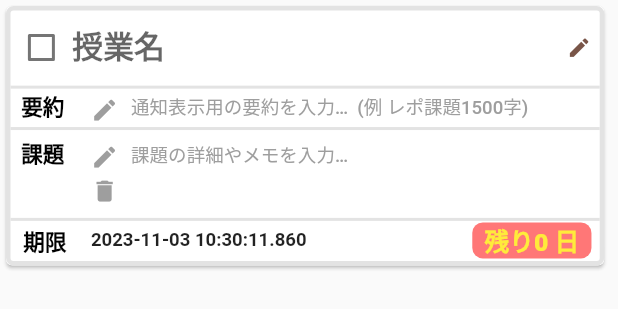
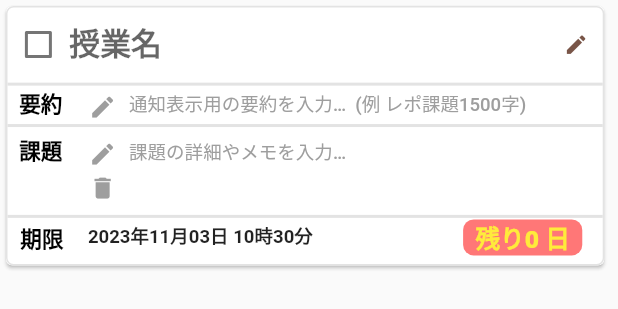
Before and after one commit to aozora-asu/wasedule, a Flutter app: the DataCard widget shown alone on an empty page, opened directly with empty values, on a phone screen of 412 x 824 dp. Shown: the top 309 px of the screen. Run offline on Flutter 3.47's test engine with Material 2 defaults, Android fonts, the light colour scheme and no system bars; our stand-ins replace google_fonts, sqflite, table_calendar; accounts and stored records are empty; network calls fail.

Commit message:
dtEndの文字列の加工、その他。

```diff
--- a/lib/frontend/screens/pages/task_page.dart
+++ b/lib/frontend/screens/pages/task_page.dart
@@ -6,6 +6,7 @@ import 'package:intl/date_symbol_data_local.dart';
 import 'package:table_calendar/table_calendar.dart';
 import 'package:flutter/widgets.dart';
 import 'dart:async';
+import 'package:intl/intl.dart';
 
 import '../../size_config.dart';
 import '../../colors.dart';
@@ -73,6 +74,7 @@ class DataCard extends StatefulWidget {
   final String? summary; //メモ(通知表示用の要約)
   bool isDone; // 課題が終了したか(trueで済)
 
+
   DataCard({
     required this.title,
     this.description,
@@ -104,6 +106,8 @@ Widget buildDataCards(List<Map<String, dynamic>> data) {
   );
 }
 
+
+
 class _DataCardState extends State<DataCard> {
   late TextEditingController _controller1; //categories
   late TextEditingController _controller2; //description
@@ -111,12 +115,14 @@ class _DataCardState extends State<DataCard> {
   late TextEditingController _controller4; //isDone
   late TextEditingController _controller5; //memo
 
+
+
   @override
   void initState() {
     super.initState();
     _controller1 = TextEditingController(text: widget.title);
     _controller2 = TextEditingController(text: widget.description);
-    _controller3 = TextEditingController(text: widget.dtEnd.toString());
+    _controller3 = TextEditingController(text: DateFormat('yyyy年MM月dd日 HH時mm分').format(widget.dtEnd));
     _controller4 = TextEditingController(text: widget.isDone.toString());
     _controller5 = TextEditingController(text: widget.summary);
   }
@@ -135,7 +141,7 @@ class _DataCardState extends State<DataCard> {
                 decoration: BoxDecoration(
                 border: Border.all( // 輪郭線のスタイルを設定
                   color: WIDGET_OUTLINE_COLOR, // 輪郭線の色
-                  width: 3, // 輪郭線の幅
+                  width: 1, // 輪郭線の幅
                ),
                 borderRadius: BorderRadius.circular(5.0), // カードの角を丸める場合は設定
                ),
@@ -434,9 +440,6 @@ class _DataCardState extends State<DataCard> {
                                     fontSize:SizeConfig.blockSizeHorizontal! * 3,
                                     fontWeight: FontWeight.w500,
                                   ),
-                                  //onChanged: (newValue) {
-                                  //String userInput = _controller2.text;// テキストが変更された際の処理
-                                  //},
                                   decoration: const InputDecoration(
                                     hintText: "課題の詳細やメモを入力…",
                                     border: InputBorder.none,
@@ -496,7 +499,7 @@ class _DataCardState extends State<DataCard> {
                                 left: 8.0
                               ),
                               child: Container(
-                                width: SizeConfig.blockSizeHorizontal! * 35,
+                                width: SizeConfig.blockSizeHorizontal! * 38,
                                 height: SizeConfig.blockSizeHorizontal! * 6,
                                 alignment: Alignment.center,
                                 child: TextField(
@@ -506,7 +509,7 @@ class _DataCardState extends State<DataCard> {
                                   ),
                                   controller: _controller3,
                                   decoration: InputDecoration(
-                                    hintText: "日付 (yyyy-MM-dd HH:mm)",
+                                    hintText: "日付 (yyyy年mm月dd日 hh時mm分)",
                                     border: InputBorder.none,
                                     contentPadding: EdgeInsets.only(bottom: SizeConfig.blockSizeHorizontal! * 3.2),
                                   ),
@@ -515,7 +518,7 @@ class _DataCardState extends State<DataCard> {
                             ),
                             Row(children: <Widget>[
                                 SizedBox(
-                                  width: SizeConfig.blockSizeHorizontal! * 24,
+                                  width: SizeConfig.blockSizeHorizontal! * 20,
                                   height: SizeConfig.blockSizeHorizontal! * 5,
                                 ),
                                 Container(
```
Also changed, not shown: 3 other files.
